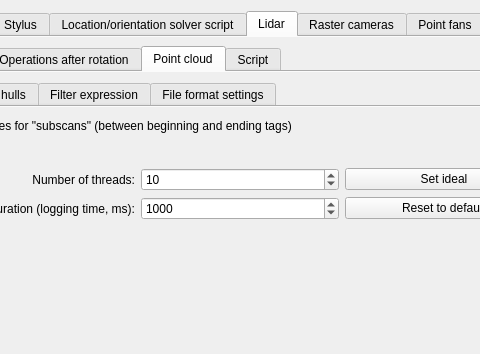
Qt form PostProcessing/postprocessingform.ui (GNSS-Stylist/GNSS-Stylus) before a commit; both pictures show x 199 to 679 and y 0 to 354 of the 786 by 831 pixel window.
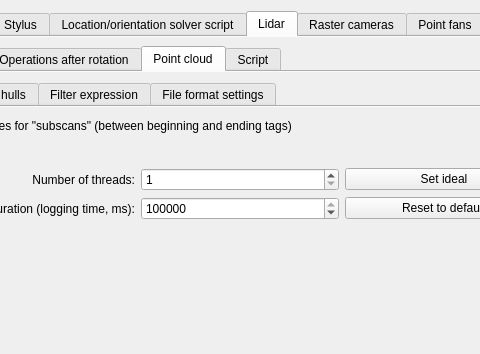
The same form after that commit. The open tabs and pages were chosen to show the change.

Commit message:
Tune default number of threads and "work unit" duration
Generating lidar scripts using multiple thread and/or short "work units"
causes some weird issues. Therefore allowing 600 s long work units and
setting default number of threads to 1.

Will get back to multi-threaded implementation later. Now I'm completely
out of ideas where to look next...

What changed in the file:
```diff
--- a/PostProcessing/postprocessingform.ui
+++ b/PostProcessing/postprocessingform.ui
@@ -3409,7 +3409,7 @@
                         <number>256</number>
                        </property>
                        <property name="value">
-                        <number>10</number>
+                        <number>1</number>
                        </property>
                       </widget>
                      </item>
@@ -3436,13 +3436,13 @@
                         <number>100</number>
                        </property>
                        <property name="maximum">
-                        <number>60000</number>
+                        <number>600000</number>
                        </property>
                        <property name="singleStep">
                         <number>1000</number>
                        </property>
                        <property name="value">
-                        <number>1000</number>
+                        <number>600000</number>
                        </property>
                       </widget>
                      </item>
```
Left out of the diff: 10 changed lines with no effect on the pictures.
